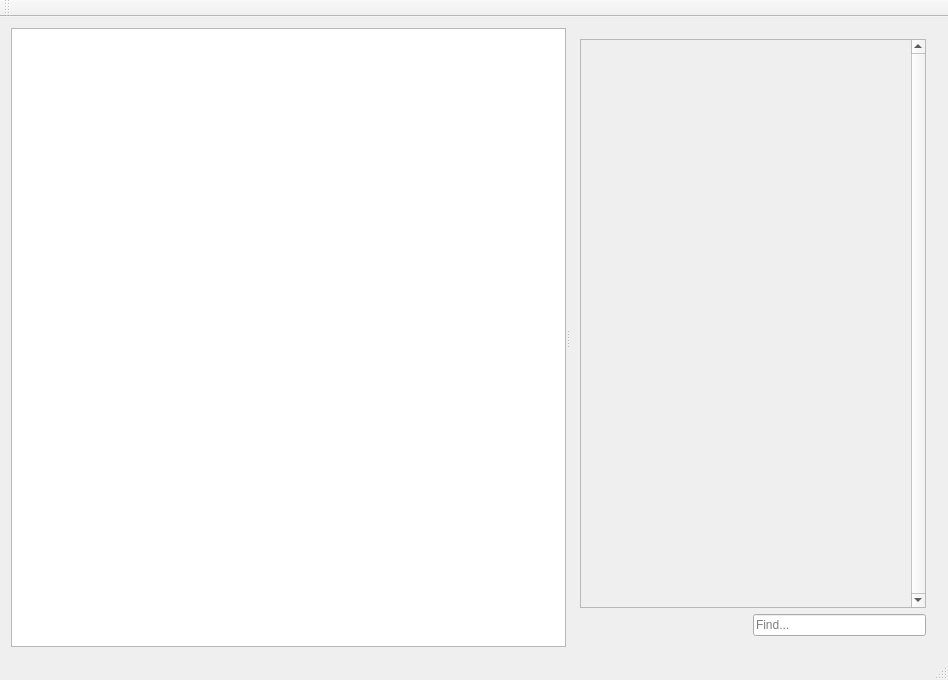
This is mainwindow.ui in sly-loki/ToDoApp as Qt 5 draws it before an edit. The edited form follows.
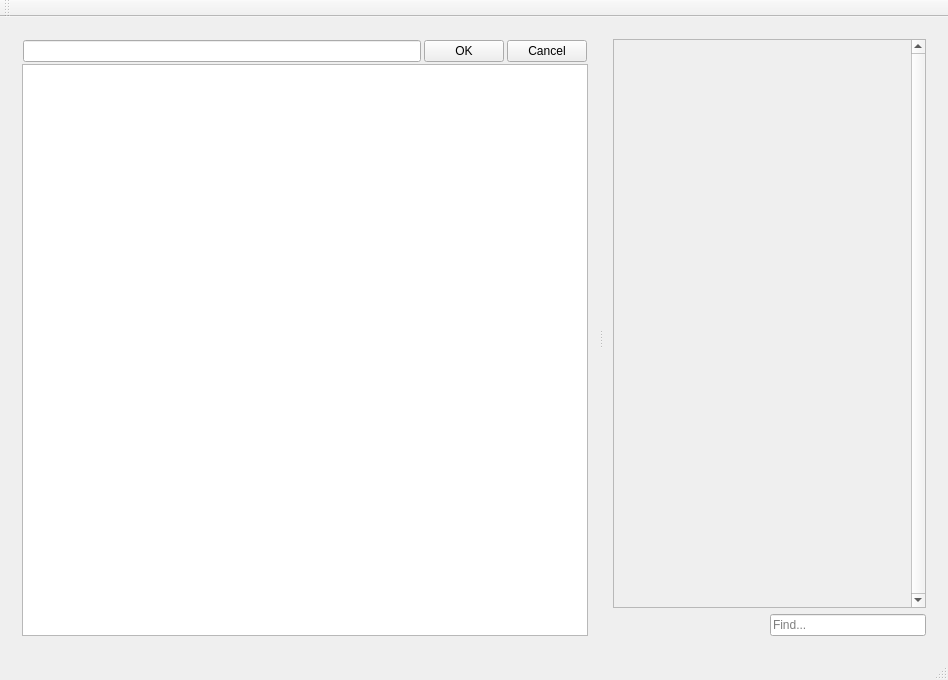
This is the edited form.

```diff
--- a/mainwindow.ui
+++ b/mainwindow.ui
@@ -14,7 +14,7 @@
    <string>MainWindow</string>
   </property>
   <widget class="QWidget" name="centralWidget">
-   <layout class="QHBoxLayout" name="horizontalLayout_2">
+   <layout class="QVBoxLayout" name="verticalLayout_3">
     <item>
      <widget class="QSplitter" name="splitter">
       <property name="orientation">
@@ -23,7 +23,57 @@
       <property name="handleWidth">
        <number>3</number>
       </property>
-      <widget class="QListWidget" name="listWidget"/>
+      <widget class="QWidget" name="verticalLayoutWidget_2">
+       <layout class="QVBoxLayout" name="verticalLayout_2">
+        <property name="spacing">
+         <number>1</number>
+        </property>
+        <item>
+         <widget class="QWidget" name="newDocWidget" native="true">
+          <property name="enabled">
+           <bool>true</bool>
+          </property>
+          <layout class="QHBoxLayout" name="horizontalLayout_2">
+           <property name="spacing">
+            <number>3</number>
+           </property>
+           <property name="leftMargin">
+            <number>1</number>
+           </property>
+           <property name="topMargin">
+            <number>1</number>
+           </property>
+           <property name="rightMargin">
+            <number>1</number>
+           </property>
+           <property name="bottomMargin">
+            <number>1</number>
+           </property>
+           <item>
+            <widget class="QLineEdit" name="docNameLine"/>
+           </item>
+           <item>
+            <widget class="QPushButton" name="docOkButton">
+             <property name="text">
+              <string>OK</string>
+             </property>
+            </widget>
+           </item>
+           <item>
+            <widget class="QPushButton" name="docCancelButton">
+             <property name="text">
+              <string>Cancel</string>
+             </property>
+            </widget>
+           </item>
+          </layout>
+         </widget>
+        </item>
+        <item>
+         <widget class="QListWidget" name="listWidget"/>
+        </item>
+       </layout>
+      </widget>
       <widget class="QWidget" name="verticalLayoutWidget">
        <layout class="QVBoxLayout" name="verticalLayout">
         <item>
@@ -42,7 +92,7 @@
             <rect>
              <x>0</x>
              <y>0</y>
-             <width>385</width>
+             <width>383</width>
              <height>563</height>
             </rect>
            </property>
```
